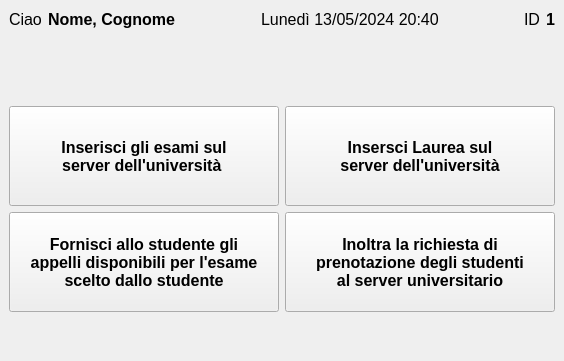
Qt form gui/designer/segreteria/segreteria_home_gui.ui (VikSn0w/StudiSync) before a commit.
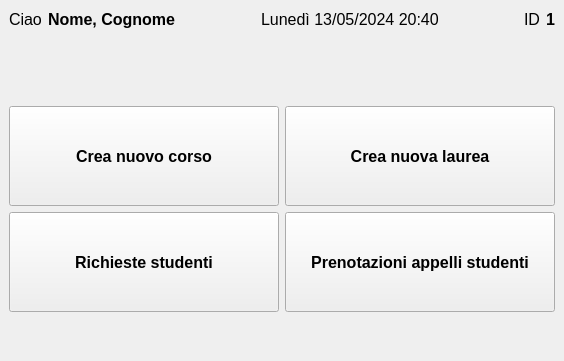
The same form after that commit.

Commit message:
Rework della GUI segreteria_home
Aggiunto radio button per selezionare le richieste con un tipo di status

Fixata interfaccia accettazione appelli, segreteria.

The edit to the form file:
```diff
--- a/gui/designer/segreteria/segreteria_home_gui.ui
+++ b/gui/designer/segreteria/segreteria_home_gui.ui
@@ -154,9 +154,7 @@
          </font>
         </property>
         <property name="text">
-         <string>Fornisci allo studente gli 
-appelli disponibili per l'esame 
-scelto dallo studente</string>
+         <string>Richieste studenti</string>
         </property>
        </widget>
       </item>
@@ -177,8 +175,7 @@
          </font>
         </property>
         <property name="text">
-         <string>Inserisci gli esami sul 
-server dell'università </string>
+         <string>Crea nuovo corso</string>
         </property>
        </widget>
       </item>
@@ -199,9 +196,7 @@
          </font>
         </property>
         <property name="text">
-         <string>Inoltra la richiesta di 
-prenotazione degli studenti 
-al server universitario</string>
+         <string>Prenotazioni appelli studenti</string>
         </property>
        </widget>
       </item>
@@ -222,8 +217,7 @@
          </font>
         </property>
         <property name="text">
-         <string>Insersci Laurea sul 
-server dell'università</string>
+         <string>Crea nuova laurea</string>
         </property>
        </widget>
       </item>
```
The commit also changes 12 other files.
